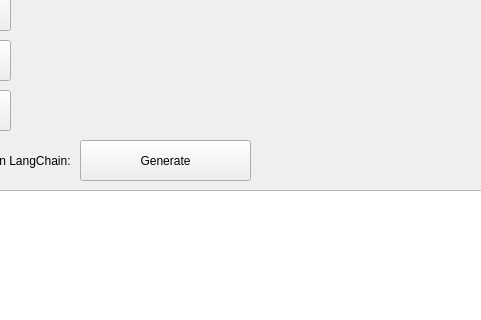
Above: ui.ui from mehrdadeahady/CV_with_ML_and_DL before the change; both pictures show x 380 to 861 and y 219 to 539 of the 1024 by 768 pixel window. Below: the same form after it.
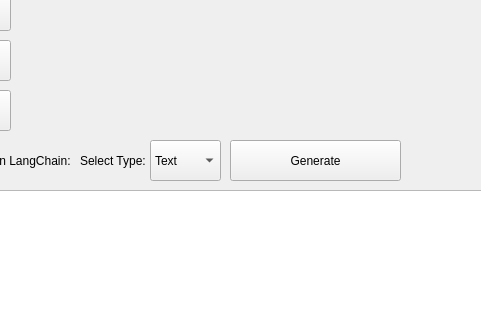
That is the form after the change. Icons and pictures are not drawn.

Commit message: Prompt Engineering in OpenAI API and LangChain functionality added.

```diff
--- a/ui.ui
+++ b/ui.ui
@@ -7868,7 +7868,7 @@
      <widget class="QPushButton" name="pushButton_GenerateByToolInLangChain_OpenAIPromptEngineeringLangChain">
       <property name="geometry">
        <rect>
-        <x>450</x>
+        <x>600</x>
         <y>340</y>
         <width>171</width>
         <height>41</height>
@@ -7878,6 +7878,44 @@
        <string>Generate</string>
       </property>
      </widget>
+     <widget class="QComboBox" name="comboBox_SelectToolType_OpenAIPromptEngineeringLangChain">
+      <property name="geometry">
+       <rect>
+        <x>520</x>
+        <y>340</y>
+        <width>71</width>
+        <height>41</height>
+       </rect>
+      </property>
+      <item>
+       <property name="text">
+        <string>Text</string>
+       </property>
+      </item>
+      <item>
+       <property name="text">
+        <string>Image</string>
+       </property>
+      </item>
+      <item>
+       <property name="text">
+        <string>Code</string>
+       </property>
+      </item>
+     </widget>
+     <widget class="QLabel" name="label_SelectType_SelectToolType_OpenAIPromptEngineeringLangChain">
+      <property name="geometry">
+       <rect>
+        <x>450</x>
+        <y>340</y>
+        <width>71</width>
+        <height>41</height>
+       </rect>
+      </property>
+      <property name="text">
+       <string>Select Type:</string>
+      </property>
+     </widget>
     </widget>
     <widget class="QWidget" name="page_AboutAuthorDeveloper">
      <widget class="QTextBrowser" name="textBrowser_AboutAuthorDeveloper">
```
The commit also changes 5 other files.
